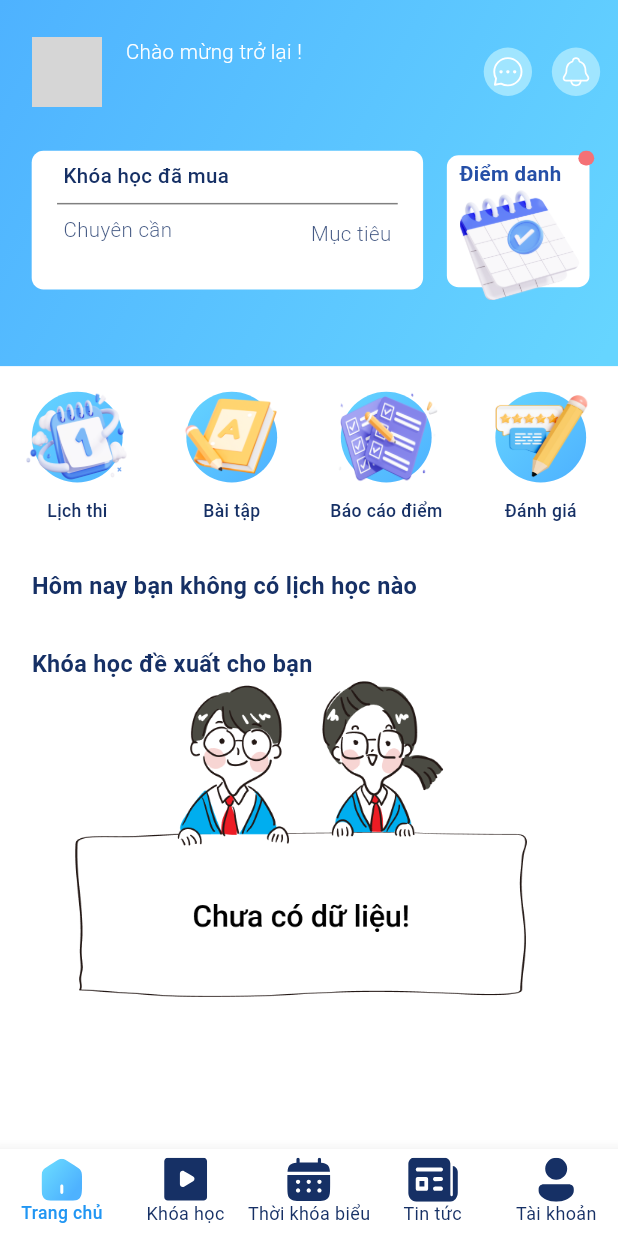
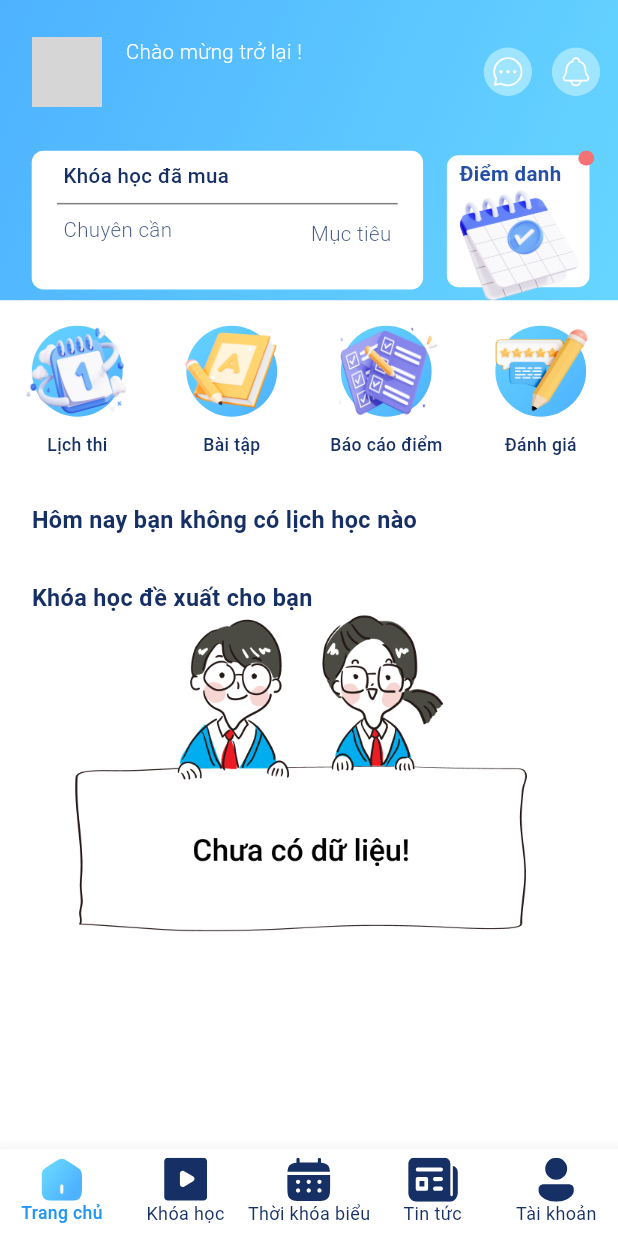
Before and after one commit to tenshi1123/pmp, a Flutter app: the Bottombar screen opened directly with empty values, on a phone screen of 412 x 824 dp. Run offline on Flutter 3.47's test engine with Material 3 defaults, Android fonts, the phone set to English and light mode, and no system bars; our stand-ins replace audio_video_progress_bar, dio, dotted_border, file_picker, firebase_core, flutter_bloc and 15 more; missing offline and left inert: camera_camera, d_chart, flutter_sound, onesignal_flutter, otp_pin_field, smart_text_flutter and 3 more; accounts and stored records are empty; network calls fail; statements that could not run were skipped; project files that could hold a hidden picture were left out; grey boxes are pictures that could not be loaded.

Commit message:
update ver

```diff
--- a/lib/modules/bottombar/screen/home_screen.dart
+++ b/lib/modules/bottombar/screen/home_screen.dart
@@ -59,7 +59,7 @@ class _HomeScreenState extends State<HomeScreen> {
         children: [
           Container(
             width: 390.w,
-            height: 250.h,
+            //height: 260.h,
             decoration: BoxDecoration(gradient: mainGradient),
             child: SafeArea(
               child: Column(
--- a/pubspec.yaml
+++ b/pubspec.yaml
@@ -3,7 +3,7 @@ description: "pmp english"
 # The following line prevents the package from being accidentally published to
 # pub.dev using `flutter pub publish`. This is preferred for private packages.
 publish_to: 'none' # Remove this line if you wish to publish to pub.dev
-version: 1.1.1+31
+version: 1.1.1+32
 environment:
   sdk: '>=3.4.0 <4.0.0'
 dependencies:
```
Also changed, not shown: 1 other file.
